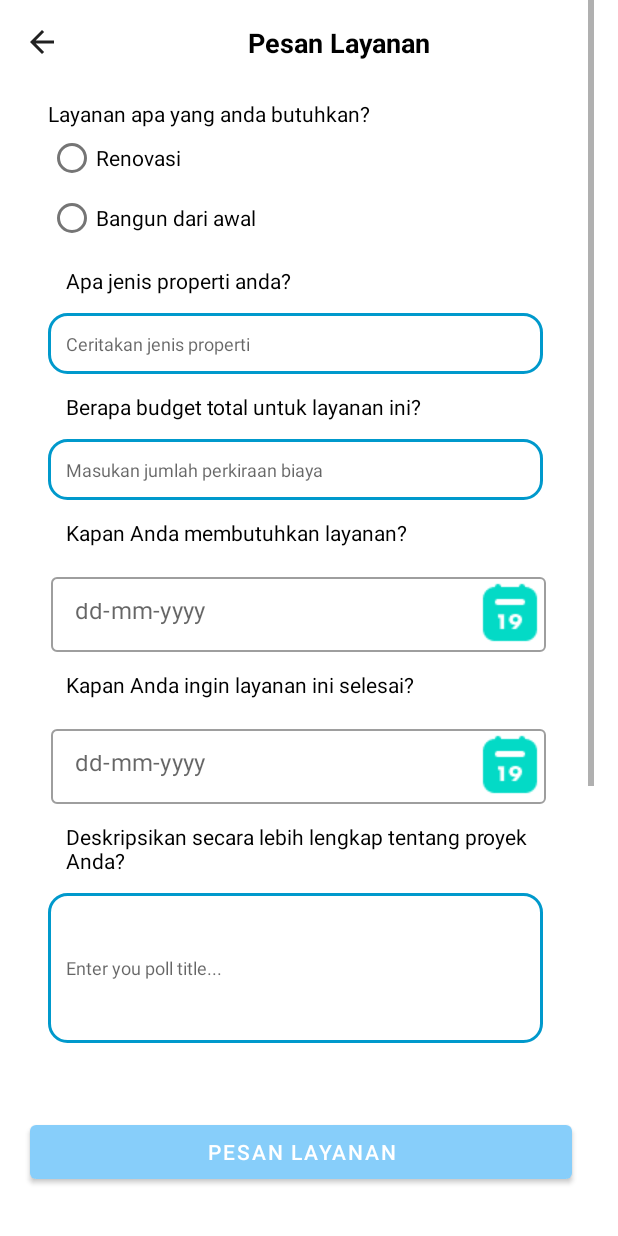
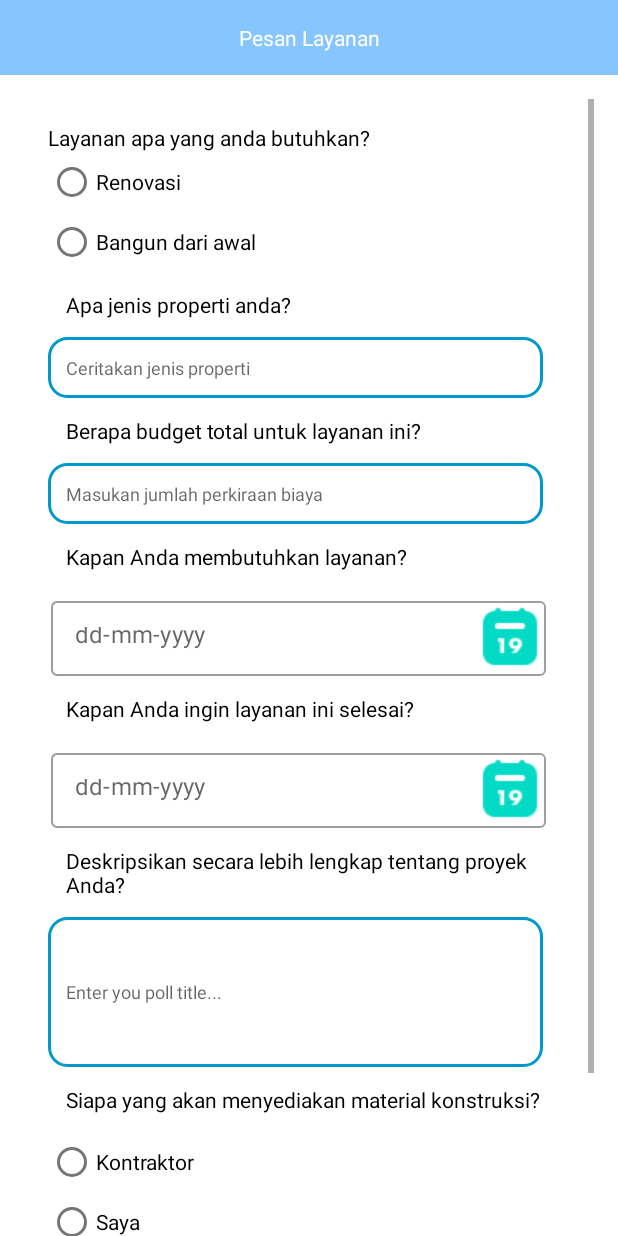
Before and after one commit to HouseSpot/kotlin-mobile-fe, an Android app built with Jetpack Compose: the DetailJasaActivity screen opened directly, with no data from a screen before it, after a tap on "PESAN LAYANAN", on a phone screen of 412 x 824 dp. Run offline under Robolectric (Android 15) with nearby library versions, the phone set to English and light mode, and no system bars.

Commit message:
Succes post & get order, but the date still need improvement

```diff
--- a/app/src/main/java/com/entsh118/housespot/ui/layananjasa/DetailJasaActivity.kt
+++ b/app/src/main/java/com/entsh118/housespot/ui/layananjasa/DetailJasaActivity.kt
@@ -1,5 +1,6 @@
 package com.entsh118.housespot.ui.layananjasa
 
+import com.entsh118.housespot.ui.layananjasa.FormPesananActivity
 import android.content.Intent
 import android.os.Bundle
 import androidx.activity.enableEdgeToEdge
@@ -25,9 +26,11 @@ class DetailJasaActivity : AppCompatActivity() {
         val detail = intent.getParcelableExtra<VendorResponseItem>(DETAIL_VENDOR)
         detail?.let { setupAction(it) }
         binding.buttonPesanLayanan.setOnClickListener {
-            startActivity( Intent(this@DetailJasaActivity, FormPesananActivity::class.java))
-            intent.putExtra(DetailJasaActivity.DETAIL_VENDOR, detail )
+            val intent = Intent(this@DetailJasaActivity, FormPesananActivity::class.java)
+            intent.putExtra(FormPesananActivity.DETAIL_VENDOR, detail)
+            startActivity(intent)
         }
+
     }
 
     private fun setupAction(detail: VendorResponseItem) {
--- a/app/src/main/java/com/entsh118/housespot/ui/layananjasa/FormPesananActivity.kt
+++ b/app/src/main/java/com/entsh118/housespot/ui/layananjasa/FormPesananActivity.kt
@@ -1,49 +1,60 @@
 package com.entsh118.housespot.ui.layananjasa
 
 import android.os.Bundle
+import android.widget.Toast
+import android.content.Intent
 import androidx.activity.enableEdgeToEdge
 import androidx.appcompat.app.AppCompatActivity
+import androidx.lifecycle.Observer
+import androidx.lifecycle.lifecycleScope
 import com.entsh118.housespot.R
+import com.entsh118.housespot.data.DataStoreManager
+import com.entsh118.housespot.data.api.model.UserPreferences
 import com.entsh118.housespot.data.api.request.OrderRequest
+import com.entsh118.housespot.data.api.response.VendorResponseItem
 import com.entsh118.housespot.databinding.ActivityFormPesananBinding
-import com.entsh118.housespot.databinding.ActivityListVendorBinding
 import com.entsh118.housespot.ui.layananjasa.viewmodel.FormPesananViewModel
-import java.text.SimpleDateFormat
-import java.util.Calendar
-import java.util.Locale
-import androidx.lifecycle.Observer
-import android.widget.Toast
+import com.entsh118.housespot.ui.pesanan.PesananClientActivity
 import com.google.android.material.datepicker.CalendarConstraints
 import com.google.android.material.datepicker.DateValidatorPointBackward
 import com.google.android.material.datepicker.MaterialDatePicker
-import java.util.Date
-import java.util.TimeZone
+import kotlinx.coroutines.flow.first
+import kotlinx.coroutines.launch
+import java.text.SimpleDateFormat
+import java.util.*
 
 class FormPesananActivity : AppCompatActivity() {
     private lateinit var binding: ActivityFormPesananBinding
     private val dateFormat = SimpleDateFormat("yyyy-MM-dd", Locale.getDefault())
     private val orderViewModel = FormPesananViewModel()
+    private lateinit var dataStoreManager: DataStoreManager
+    private lateinit var userPreferences: UserPreferences
 
     override fun onCreate(savedInstanceState: Bundle?) {
         super.onCreate(savedInstanceState)
         binding = ActivityFormPesananBinding.inflate(layoutInflater)
         setContentView(binding.root)
         setupDatePicker()
+        dataStoreManager = DataStoreManager(applicationContext)
+        loadUserData()
+
+        val detail = intent.getParcelableExtra<VendorResponseItem>(DETAIL_VENDOR)
 
         binding.addStory.setOnClickListener {
-            val idPemesan = "590aa050-6b4b-409c-8611-a68967c4f2fa" // Example ID, replace with actual ID
-            val idVendor = "vendor456" // Example ID, replace with actual ID
+            val idPemesan = userPreferences.id // Example ID, replace with actual ID
+            val idVendor = detail?.id
             val serviceType = if (binding.renovasi.isChecked) "Renovasi" else "Bangun dari awal"
             val propertyType = binding.jenisProperti.text.toString()
             val budget = binding.biaya.text.toString()
-            val startDate = "2022-01-01"
-            val endDate = "2023-01-01"
+            val startDate = binding.startLayananText.text.toString()
+            val endDate = binding.endDateEditText.text.toString()
             val projectDescription = binding.deskripsi.text.toString()
             val materialProvider = if (binding.radioPirates.isChecked) "Kontraktor" else "Saya"
 
-            val orderRequest = OrderRequest(
+            val orderRequest =
+                OrderRequest(
                     idPemesan = idPemesan,
-                idVendor = idVendor,
+                    idVendor = idVendor.toString(),
                     serviceType = serviceType,
                     propertyType = propertyType,
                     budget = budget,
@@ -53,6 +64,8 @@ class FormPesananActivity : AppCompatActivity() {
                     materialProvider = materialProvider
                 )
 
+
+            if (orderRequest != null) {
                 orderViewModel.addOrder(
                     orderRequest.idPemesan,
                     orderRequest.idVendor,
@@ -65,6 +78,7 @@ class FormPesananActivity : AppCompatActivity() {
                     orderRequest.materialProvider
                 )
             }
+        }
 
         orderViewModel.orderResult.observe(this, Observer { result ->
             result.fold(
@@ -75,51 +89,78 @@ class FormPesananActivity : AppCompatActivity() {
                     Toast.makeText(this, "Error: ${throwable.message}", Toast.LENGTH_SHORT).show()
                 }
             )
+            backToDashboard()
         })
 
     }
 
+    private fun loadUserData() {
+        lifecycleScope.launch {
+            userPreferences = dataStoreManager.userPreferencesFlow.first()
+        }
+    }
+
     private fun setupDatePicker() {
-        binding?.startLayananLayout?.setEndIconOnClickListener {
+        binding.startLayananLayout.setEndIconOnClickListener {
+            pickDate("start")
+        }
+        binding.endDateEditTextLayout.setEndIconOnClickListener {
+            pickDate("end")
+        }
+    }
+
+    private fun pickDate(jenis: String) {
         // Get the current date in milliseconds
         val today = System.currentTimeMillis()
 
         // Set up the calendar instance
         val calendar = Calendar.getInstance(TimeZone.getDefault())
+        // Set up the start date as today
+        val startDate = today
 
-            // Set up the start date (January 1, 1950)
-            calendar.set(1950, Calendar.JANUARY, 1)
-            val startDate = calendar.timeInMillis
+        // Set up the end date as 25 years from now
+        calendar.add(Calendar.YEAR, 50)
+        // val startDate = calendar.timeInMillis
 
-            // Retrieve the birthDate argument
-            val birthDate = "01-01-2000"
-            val dateFormat = SimpleDateFormat("dd-MM-yyyy", Locale.getDefault())
-            val openAtDate: Long = if (birthDate.isNotEmpty()) {
-                dateFormat.parse(birthDate)?.time ?: today
-            } else {
-                today
-            }
+        val endDate = calendar.timeInMillis
+
 
         // Configure constraints to restrict the dates
         val constraints = CalendarConstraints.Builder()
             .setStart(startDate)
-                .setEnd(today)
-                .setOpenAt(openAtDate)
+            .setEnd(endDate)
+            .setOpenAt(today)
             .setValidator(DateValidatorPointBackward.now())
             .build()
+
         // Build the date picker
         val datePickerBuilder = MaterialDatePicker.Builder.datePicker()
             .setTitleText(getString(R.string.select_birth_date))
-                .setSelection(openAtDate)
+            .setSelection(endDate)
             .setCalendarConstraints(constraints)
             .setInputMode(MaterialDatePicker.INPUT_MODE_CALENDAR)
-                .setTextInputFormat(dateFormat)
+
         val datePicker = datePickerBuilder.build()
-         //   datePicker.show(childFragmentManager, "DATE_PICKER")
+        datePicker.show(supportFragmentManager, "DATE_PICKER")
         datePicker.addOnPositiveButtonClickListener { selection ->
             val date = dateFormat.format(Date(selection))
-                binding?.startLayananText?.setText(date)
+            if (jenis == "end") {
+                binding.endDateEditText.setText(date)
+            } else {
+                binding.startLayananText.setText(date)
             }
         }
     }
+
+    private fun backToDashboard() {
+        val intent = Intent(this, PesananClientActivity::class.java).apply {
+            flags = Intent.FLAG_ACTIVITY_CLEAR_TASK or Intent.FLAG_ACTIVITY_NEW_TASK
         }
+        startActivity(intent)
+        finish()
+    }
+
+    companion object {
+        const val DETAIL_VENDOR = "detail_vendor"
+    }
+}
--- a/app/src/main/res/layout/activity_form_pesanan.xml
+++ b/app/src/main/res/layout/activity_form_pesanan.xml
@@ -8,56 +8,38 @@
     tools:context=".ui.layananjasa.FormPesananActivity">
 
 
-    <androidx.appcompat.widget.Toolbar
-        android:id="@+id/toolbar"
+    <TextView
+        android:id="@+id/header_background"
         android:layout_width="match_parent"
-        android:layout_height="?attr/actionBarSize"
-        android:background="@color/appBarPrimary"
-        android:theme="?attr/actionBarTheme"
-        android:popupTheme="?attr/actionBarPopupTheme">
+        android:layout_height="50dp"
+        android:gravity="center"
+        android:text="Pesan Layanan"
+        android:textColor="@android:color/white"
+        android:background="@color/backgroundColor"
+        app:layout_constraintTop_toTopOf="parent"/>
 
-        <androidx.constraintlayout.widget.ConstraintLayout
+
+    <ProgressBar
+        android:id="@+id/progressIndicator"
         android:layout_width="match_parent"
-            android:layout_height="match_parent">
-
-            <ImageView
-                android:id="@+id/toolbar_back_button"
-                android:layout_width="wrap_content"
         android:layout_height="wrap_content"
-                android:src="?attr/homeAsUpIndicator"
-                android:layout_gravity="center_vertical"
-                app:layout_constraintStart_toStartOf="parent"
-                app:layout_constraintTop_toTopOf="parent"
-                app:layout_constraintBottom_toBottomOf="parent"
-                android:contentDescription="Back" />
-
-            <TextView
-                android:id="@+id/toolbar_title"
-                android:layout_width="wrap_content"
-                android:layout_height="wrap_content"
-                android:text="Pesan Layanan"
-                android:textColor="@android:color/black"
-                android:textSize="18sp"
-                android:textStyle="bold"
-                app:layout_constraintTop_toTopOf="parent"
-                app:layout_constraintBottom_toBottomOf="parent"
-                app:layout_constraintStart_toEndOf="@id/toolbar_back_button"
-                app:layout_constraintEnd_toEndOf="parent"
-                app:layout_constraintHorizontal_bias="0.5"/>
-        </androidx.constraintlayout.widget.ConstraintLayout>
-    </androidx.appcompat.widget.Toolbar>
+        android:layout_centerInParent="true"
+        android:visibility="gone"
+        app:layout_constraintTop_toBottomOf="@id/header_background"
+        />
 
     <!-- Content Layout -->
     <ScrollView
+        android:id="@+id/scroll_view_form"
         android:layout_width="match_parent"
-        android:layout_height="700dp"
-        android:layout_marginTop="100dp"
-        android:layout_below="@id/toolbar"
+        android:layout_height="0dp"
+        android:layout_marginTop="16dp"
+        app:layout_constraintTop_toBottomOf="@id/header_background"
+        app:layout_constraintBottom_toBottomOf="parent"
         android:paddingHorizontal="16dp">
 
     <LinearLayout
             android:layout_height="500dp"
-            android:layout_marginTop="50dp"
             android:layout_marginBottom="100dp"
             android:layout_width="match_parent"
             android:orientation="vertical"
@@ -231,21 +213,13 @@
                             android:text="Saya"/>
                     </RadioGroup>
 
-            <TextView
-                android:layout_width="wrap_content"
-                android:layout_height="100dp"
-                android:textColor="@color/black"
-                android:padding="12dp"
-                android:textSize="14sp" />
-
-        </LinearLayout>
-    </ScrollView>
 
         <Button
             android:id="@+id/addStory"
             android:layout_width="361dp"
             android:layout_height="wrap_content"
             android:layout_marginStart="20dp"
+            android:layout_marginTop="20dp"
             android:layout_marginEnd="32dp"
             android:layout_marginBottom="32dp"
             android:text="Pesan Layanan"
@@ -253,4 +227,9 @@
             app:layout_constraintEnd_toEndOf="parent"
             app:layout_constraintHorizontal_bias="0.0"
             app:layout_constraintStart_toStartOf="parent" />
+        </LinearLayout>
+
+
+    </ScrollView>
+
 </androidx.constraintlayout.widget.ConstraintLayout>
--- a/app/src/main/res/layout/activity_list_vendor.xml
+++ b/app/src/main/res/layout/activity_list_vendor.xml
@@ -19,7 +19,7 @@
     <androidx.recyclerview.widget.RecyclerView
         android:id="@+id/rv_list_vendor"
         android:layout_width="410dp"
-        android:layout_height="656dp"
-        tools:layout_editor_absoluteX="match_parent"
+        android:layout_height="588dp"
+        tools:layout_editor_absoluteX="0dp"
         tools:layout_editor_absoluteY="80dp" />
 </androidx.constraintlayout.widget.ConstraintLayout>
```
Also changed, not shown: app/src/main/java/com/entsh118/housespot/ui/pesanan/PesananClientActivity.kt (+1 -25 lines), app/src/main/java/com/entsh118/housespot/ui/pesanan/adapter/ListPesananAdapter.kt (+30 -10 lines), app/src/main/res/layout/item_pesanan_client.xml (+10 -29 lines). Lines whose indentation alone changed are shown as unchanged.
